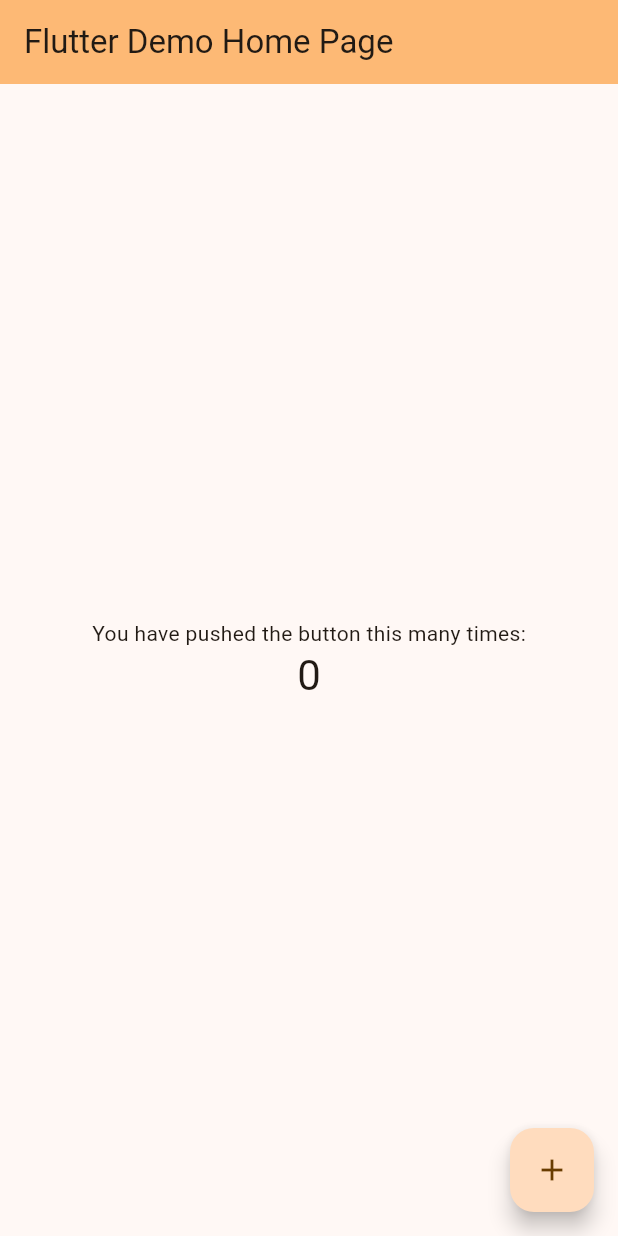
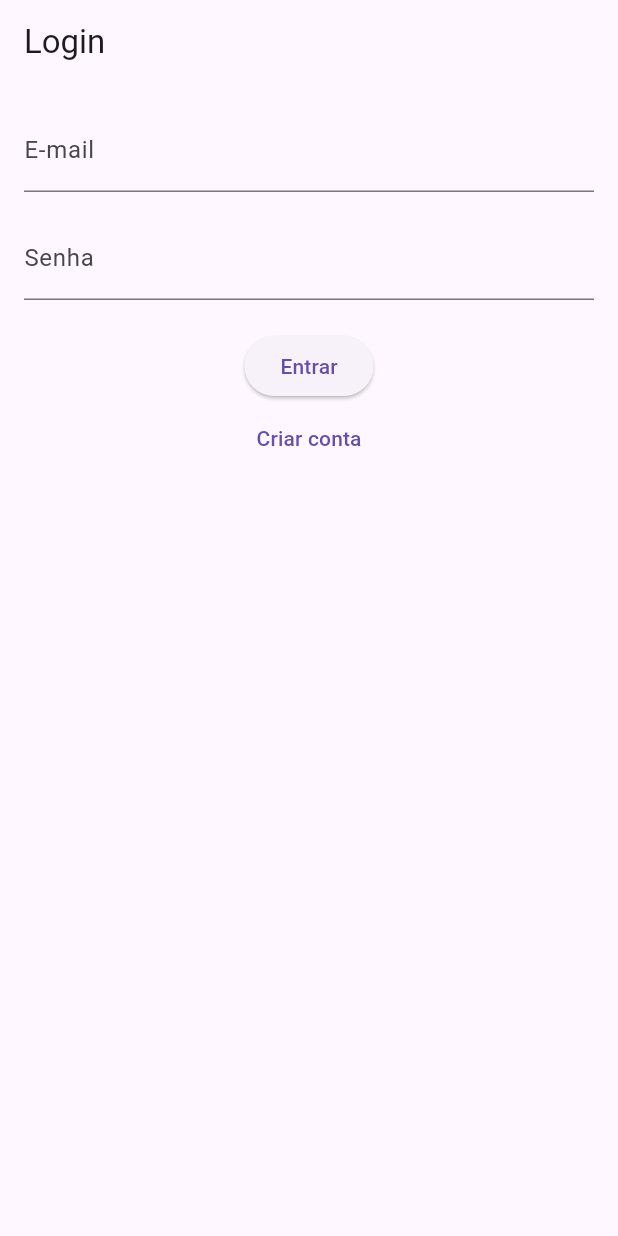
Before and after one commit to LuisFPO802520/FlutterP2-Veiculos, a Flutter app: the screen it shows after launch, on a phone screen of 412 x 824 dp. Run offline on Flutter 3.47's test engine with Material 3 defaults, Android fonts, the phone set to English and light mode, and no system bars; our stand-ins replace firebase_auth, firebase_core; accounts and stored records are empty.

Commit message:
feat(auth): autenticação de usuário

```diff
--- /dev/null
+++ b/lib/data/repositories/auth.dart
@@ -0,0 +1,39 @@
+import 'package:firebase_auth/firebase_auth.dart';
+import 'package:flutter/material.dart';
+
+class AuthRepository extends ChangeNotifier {
+  final _auth = FirebaseAuth.instance;
+  User? user;
+  bool loading = true;
+
+  AuthRepository() {
+    _auth.authStateChanges().listen((u) {
+      user = u;
+      loading = false;
+      notifyListeners();
+    });
+  }
+
+  Future<String?> login(String email, String senha) async {
+    try {
+      await _auth.signInWithEmailAndPassword(email: email, password: senha);
+      return null;
+    } on FirebaseAuthException catch (e) {
+      return e.message;
+    }
+  }
+
+  Future<String?> register(String email, String senha) async {
+    try {
+      await _auth.createUserWithEmailAndPassword(
+          email: email, password: senha);
+      return null;
+    } on FirebaseAuthException catch (e) {
+      return e.message;
+    }
+  }
+
+  Future<void> logout() async {
+    await _auth.signOut();
+  }
+}
--- a/lib/main.dart
+++ b/lib/main.dart
@@ -1,122 +1,53 @@
 import 'package:flutter/material.dart';
+import 'package:firebase_core/firebase_core.dart';
+import 'package:provider/provider.dart';
+import 'package:firebase_auth/firebase_auth.dart';
+import 'firebase_options.dart';
+import 'data/repositories/auth.dart';
+import 'pages/auth/login.dart';
+import 'pages/auth/register.dart';
+import 'pages/home/home.dart';
 
-void main() {
+void main() async {
+  WidgetsFlutterBinding.ensureInitialized();
+  await Firebase.initializeApp(
+    options: DefaultFirebaseOptions.currentPlatform,
+  );
   runApp(const MyApp());
 }
 
 class MyApp extends StatelessWidget {
   const MyApp({super.key});
 
-  // This widget is the root of your application.
   @override
   Widget build(BuildContext context) {
-    return MaterialApp(
-      title: 'Flutter Demo',
-      theme: ThemeData(
-        // This is the theme of your application.
-        //
-        // TRY THIS: Try running your application with "flutter run". You'll see
-        // the application has a purple toolbar. Then, without quitting the app,
-        // try changing the seedColor in the colorScheme below to Colors.green
-        // and then invoke "hot reload" (save your changes or press the "hot
-        // reload" button in a Flutter-supported IDE, or press "r" if you used
-        // the command line to start the app).
-        //
-        // Notice that the counter didn't reset back to zero; the application
-        // state is not lost during the reload. To reset the state, use hot
-        // restart instead.
-        //
-        // This works for code too, not just values: Most code changes can be
-        // tested with just a hot reload.
-        colorScheme: ColorScheme.fromSeed(seedColor: Colors.orange),
+    return ChangeNotifierProvider(
+      create: (_) => AuthRepository(),
+      child: MaterialApp(
+        debugShowCheckedModeBanner: false,
+        routes: {
+          '/login': (_) => const LoginPage(),
+          '/register': (_) => const RegisterPage(),
+          '/home': (_) => const HomePage(),
+        },
+
+        home: StreamBuilder<User?>(
+          stream: FirebaseAuth.instance.authStateChanges(),
+          builder: (context, snapshot) {
+            if (snapshot.connectionState == ConnectionState.waiting) {
+              return const Scaffold(
+                body: Center(child: CircularProgressIndicator()),
+              );
+            }
+
+            if (snapshot.hasData) {
+              return const HomePage();
+            }
+
+            return const LoginPage();
+          },
+        ),
       ),
-      home: const MyHomePage(title: 'Flutter Demo Home Page'),
     );
   }
 }
-
-class MyHomePage extends StatefulWidget {
-  const MyHomePage({super.key, required this.title});
-
-  // This widget is the home page of your application. It is stateful, meaning
-  // that it has a State object (defined below) that contains fields that affect
-  // how it looks.
-
-  // This class is the configuration for the state. It holds the values (in this
-  // case the title) provided by the parent (in this case the App widget) and
-  // used by the build method of the State. Fields in a Widget subclass are
-  // always marked "final".
-
-  final String title;
-
-  @override
-  State<MyHomePage> createState() => _MyHomePageState();
-}
-
-class _MyHomePageState extends State<MyHomePage> {
-  int _counter = 0;
-
-  void _incrementCounter() {
-    setState(() {
-      // This call to setState tells the Flutter framework that something has
-      // changed in this State, which causes it to rerun the build method below
-      // so that the display can reflect the updated values. If we changed
-      // _counter without calling setState(), then the build method would not be
-      // called again, and so nothing would appear to happen.
-      _counter++;
-    });
-  }
-
-  @override
-  Widget build(BuildContext context) {
-    // This method is rerun every time setState is called, for instance as done
-    // by the _incrementCounter method above.
-    //
-    // The Flutter framework has been optimized to make rerunning build methods
-    // fast, so that you can just rebuild anything that needs updating rather
-    // than having to individually change instances of widgets.
-    return Scaffold(
-      appBar: AppBar(
-        // TRY THIS: Try changing the color here to a specific color (to
-        // Colors.amber, perhaps?) and trigger a hot reload to see the AppBar
-        // change color while the other colors stay the same.
-        backgroundColor: Theme.of(context).colorScheme.inversePrimary,
-        // Here we take the value from the MyHomePage object that was created by
-        // the App.build method, and use it to set our appbar title.
-        title: Text(widget.title),
-      ),
-      body: Center(
-        // Center is a layout widget. It takes a single child and positions it
-        // in the middle of the parent.
-        child: Column(
-          // Column is also a layout widget. It takes a list of children and
-          // arranges them vertically. By default, it sizes itself to fit its
-          // children horizontally, and tries to be as tall as its parent.
-          //
-          // Column has various properties to control how it sizes itself and
-          // how it positions its children. Here we use mainAxisAlignment to
-          // center the children vertically; the main axis here is the vertical
-          // axis because Columns are vertical (the cross axis would be
-          // horizontal).
-          //
-          // TRY THIS: Invoke "debug painting" (choose the "Toggle Debug Paint"
-          // action in the IDE, or press "p" in the console), to see the
-          // wireframe for each widget.
-          mainAxisAlignment: MainAxisAlignment.center,
-          children: <Widget>[
-            const Text('You have pushed the button this many times:'),
-            Text(
-              '$_counter',
-              style: Theme.of(context).textTheme.headlineMedium,
-            ),
-          ],
-        ),
-      ),
-      floatingActionButton: FloatingActionButton(
-        onPressed: _incrementCounter,
-        tooltip: 'Increment',
-        child: const Icon(Icons.add),
-      ), // This trailing comma makes auto-formatting nicer for build methods.
-    );
-  }
-}
--- /dev/null
+++ b/lib/pages/auth/login.dart
@@ -0,0 +1,69 @@
+import 'package:flutter/material.dart';
+import 'package:provider/provider.dart';
+import '../../data/repositories/auth.dart';
+
+class LoginPage extends StatefulWidget {
+  const LoginPage({super.key});
+
+  @override
+  State<LoginPage> createState() => _LoginPageState();
+}
+
+class _LoginPageState extends State<LoginPage> {
+  final email = TextEditingController();
+  final senha = TextEditingController();
+  String? erro;
+
+  @override
+  Widget build(BuildContext context) {
+    final auth = Provider.of<AuthRepository>(context, listen: false);
+
+    return Scaffold(
+      appBar: AppBar(title: const Text("Login")),
+      body: Padding(
+        padding: const EdgeInsets.all(16),
+        child: Column(
+          children: [
+            TextField(
+              controller: email,
+              decoration: const InputDecoration(labelText: "E-mail"),
+            ),
+            const SizedBox(height: 16),
+            TextField(
+              controller: senha,
+              obscureText: true,
+              decoration: const InputDecoration(labelText: "Senha"),
+            ),
+            if (erro != null)
+              Padding(
+                padding: const EdgeInsets.only(top: 12),
+                child: Text(
+                  erro!,
+                  style: const TextStyle(color: Colors.red),
+                ),
+              ),
+            const SizedBox(height: 20),
+            ElevatedButton(
+              onPressed: () async {
+                final msg = await auth.login(email.text, senha.text);
+
+                if (msg != null) {
+                  setState(() => erro = msg);
+                } else {
+                  if (!mounted) return;
+                  Navigator.of(context).pushReplacementNamed("/home");
+                }
+              },
+              child: const Text("Entrar"),
+            ),
+            TextButton(
+              onPressed: () =>
+                  Navigator.pushReplacementNamed(context, "/register"),
+              child: const Text("Criar conta"),
+            ),
+          ],
+        ),
+      ),
+    );
+  }
+}
```
Also changed, not shown: lib/core/apptheme.dart (added, +28 -0 lines), lib/pages/auth/register.dart (added, +83 -0 lines), lib/pages/home/home.dart (added, +52 -0 lines), lib/pages/veiculos/veiculos.dart (added, +17 -0 lines), pubspec.yaml (+10 -9 lines), lib/services/auth.dart (deleted), pubspec.lock, 6 other files.
